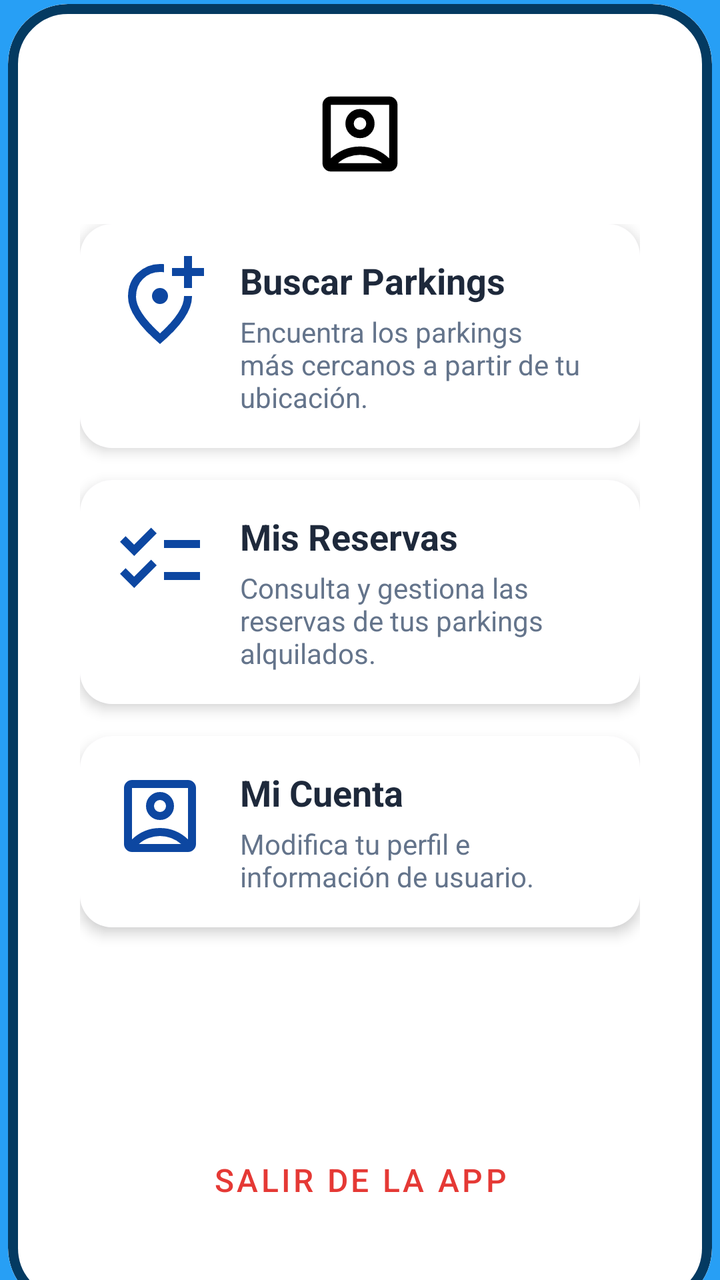
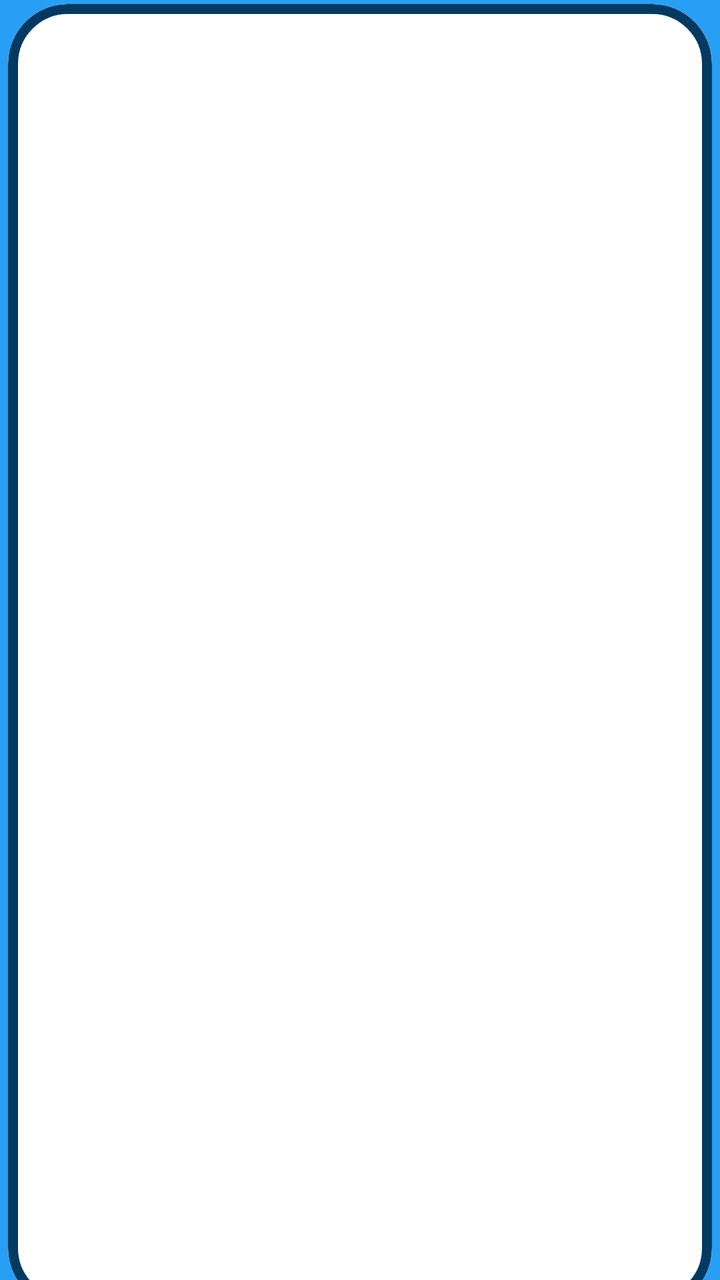

The first picture is an Android layout as it rendered before a commit; the second is the same layout after the commit. The layout source and the unified diff follow.
<!-- AndroidManifest.xml: application theme Theme.ParkPay -->
<!-- res/layout/activity_practicar_apis.xml -->
<?xml version="1.0" encoding="utf-8"?>
<androidx.constraintlayout.widget.ConstraintLayout xmlns:android="http://schemas.android.com/apk/res/android"
    xmlns:app="http://schemas.android.com/apk/res-auto"
    xmlns:tools="http://schemas.android.com/tools"
    android:id="@+id/main"
    android:layout_width="match_parent"
    android:layout_height="match_parent"
    tools:context=".Practicar_APIs"
    android:background="#279FF5">

    






























































    

















    









































    

    

































    <com.google.android.material.card.MaterialCardView
        style="@style/Widget.Material3.CardView.Outlined"
        android:layout_width="352dp"
        android:layout_height="652dp"
        android:layout_marginTop="15dp"

        app:cardBackgroundColor="@android:color/transparent"
        app:cardCornerRadius="30dp"
        app:layout_constraintBottom_toBottomOf="parent"
        app:layout_constraintEnd_toEndOf="parent"
        app:layout_constraintHorizontal_bias="0.491"
        app:layout_constraintStart_toStartOf="parent"
        app:layout_constraintTop_toTopOf="parent"
        app:layout_constraintVertical_bias="0.493"
        app:strokeColor="#043A61"
        app:strokeWidth="5dp"
        android:background="@color/white">

        <androidx.constraintlayout.widget.ConstraintLayout
            android:layout_width="match_parent"
            android:layout_height="match_parent"
            android:background="@color/white"
            android:padding="16dp">

            <ImageView
                android:id="@+id/ivLogoHeader"
                android:layout_width="120dp"
                android:layout_height="50dp"
                android:layout_marginTop="24dp"
                android:src="@drawable/icon_account"
                app:layout_constraintEnd_toEndOf="parent"
                app:layout_constraintStart_toStartOf="parent"
                app:layout_constraintTop_toTopOf="parent" />

            <ScrollView
                android:layout_width="match_parent"
                android:layout_height="0dp"
                app:layout_constraintBottom_toTopOf="@+id/btnSalir"
                app:layout_constraintTop_toBottomOf="@+id/ivLogoHeader"
                tools:layout_editor_absoluteX="16dp">

                <LinearLayout
                    android:layout_width="match_parent"
                    android:layout_height="wrap_content"
                    android:orientation="vertical"
                    android:padding="20dp">

                    <com.google.android.material.card.MaterialCardView
                        android:layout_width="match_parent"
                        android:layout_height="wrap_content"
                        android:layout_marginBottom="16dp"
                        app:cardCornerRadius="16dp"
                        app:cardElevation="4dp"
                        app:strokeWidth="0dp">

                        <LinearLayout
                            android:layout_width="match_parent"
                            android:layout_height="wrap_content"
                            android:background="#FFFFFF"
                            android:clickable="true"
                            android:focusable="true"
                            android:foreground="?attr/selectableItemBackground"
                            android:orientation="horizontal"
                            android:padding="16dp">

                            <ImageView
                                android:layout_width="48dp"
                                android:layout_height="48dp"
                                android:src="@drawable/icon_parking"
                                app:tint="#0D47A1" />

                            <LinearLayout
                                android:layout_width="match_parent"
                                android:layout_height="wrap_content"
                                android:layout_marginStart="16dp"
                                android:orientation="vertical">

                                <TextView
                                    android:layout_width="wrap_content"
                                    android:layout_height="wrap_content"
                                    android:text="Buscar Parkings"
                                    android:textColor="#1E293B"
                                    android:textSize="18sp"
                                    android:textStyle="bold" />

                                <TextView
                                    android:layout_width="wrap_content"
                                    android:layout_height="wrap_content"
                                    android:layout_marginTop="4dp"
                                    android:text="Encuentra los parkings más cercanos a partir de tu ubicación."
                                    android:textColor="#64748B"
                                    android:textSize="14sp" />
                            </LinearLayout>
                        </LinearLayout>
                    </com.google.android.material.card.MaterialCardView>

                    <com.google.android.material.card.MaterialCardView
                        android:layout_width="match_parent"
                        android:layout_height="wrap_content"
                        android:layout_marginBottom="16dp"
                        app:cardCornerRadius="16dp"
                        app:cardElevation="4dp"
                        app:strokeWidth="0dp">

                        <LinearLayout
                            android:layout_width="match_parent"
                            android:layout_height="wrap_content"
                            android:background="#FFFFFF"
                            android:clickable="true"
                            android:focusable="true"
                            android:foreground="?attr/selectableItemBackground"
                            android:orientation="horizontal"
                            android:padding="16dp">

                            <ImageView
                                android:layout_width="48dp"
                                android:layout_height="48dp"
                                android:src="@drawable/icon_reservas"
                                app:tint="#0D47A1" />

                            <LinearLayout
                                android:layout_width="match_parent"
                                android:layout_height="wrap_content"
                                android:layout_marginStart="16dp"
                                android:orientation="vertical">

                                <TextView
                                    android:layout_width="wrap_content"
                                    android:layout_height="wrap_content"
                                    android:text="Mis Reservas"
                                    android:textColor="#1E293B"
                                    android:textSize="18sp"
                                    android:textStyle="bold" />

                                <TextView
                                    android:layout_width="wrap_content"
                                    android:layout_height="wrap_content"
                                    android:layout_marginTop="4dp"
                                    android:text="Consulta y gestiona las reservas de tus parkings alquilados."
                                    android:textColor="#64748B"
                                    android:textSize="14sp" />
                            </LinearLayout>
                        </LinearLayout>
                    </com.google.android.material.card.MaterialCardView>

                    <com.google.android.material.card.MaterialCardView
                        android:layout_width="match_parent"
                        android:layout_height="wrap_content"
                        android:layout_marginBottom="16dp"
                        app:cardCornerRadius="16dp"
                        app:cardElevation="4dp"
                        app:strokeWidth="0dp">

                        <LinearLayout
                            android:layout_width="match_parent"
                            android:layout_height="wrap_content"
                            android:background="#FFFFFF"
                            android:clickable="true"
                            android:focusable="true"
                            android:foreground="?attr/selectableItemBackground"
                            android:orientation="horizontal"
                            android:padding="16dp">

                            <ImageView
                                android:layout_width="48dp"
                                android:layout_height="48dp"
                                android:src="@drawable/icon_account"
                                app:tint="#0D47A1" />

                            <LinearLayout
                                android:layout_width="match_parent"
                                android:layout_height="wrap_content"
                                android:layout_marginStart="16dp"
                                android:orientation="vertical">

                                <TextView
                                    android:layout_width="wrap_content"
                                    android:layout_height="wrap_content"
                                    android:text="Mi Cuenta"
                                    android:textColor="#1E293B"
                                    android:textSize="18sp"
                                    android:textStyle="bold" />

                                <TextView
                                    android:layout_width="wrap_content"
                                    android:layout_height="wrap_content"
                                    android:layout_marginTop="4dp"
                                    android:text="Modifica tu perfil e información de usuario."
                                    android:textColor="#64748B"
                                    android:textSize="14sp" />
                            </LinearLayout>
                        </LinearLayout>
                    </com.google.android.material.card.MaterialCardView>

                </LinearLayout>
            </ScrollView>

            <com.google.android.material.button.MaterialButton
                android:id="@+id/btnSalir"
                style="@style/Widget.MaterialComponents.Button.TextButton"
                android:layout_width="wrap_content"
                android:layout_height="wrap_content"
                android:layout_marginBottom="24dp"
                android:text="Salir de la App"
                android:textColor="#E53935"
                android:textSize="16sp"
                app:layout_constraintBottom_toBottomOf="parent"
                app:layout_constraintEnd_toEndOf="parent"
                app:layout_constraintStart_toStartOf="parent" />

        </androidx.constraintlayout.widget.ConstraintLayout>

    </com.google.android.material.card.MaterialCardView>



</androidx.constraintlayout.widget.ConstraintLayout>
<!-- resources referenced by this layout -->
<resources>
  <color name="white">#FFFFFFFF</color>
  <!-- drawable icon_account (drawable) -->
  <vector xmlns:android="http://schemas.android.com/apk/res/android" android:height="24dp" android:tint="#000000" android:viewportHeight="960" android:viewportWidth="960" android:width="24dp">
        
      <path android:fillColor="@android:color/white" android:pathData="M200,714Q254,661 325.5,630.5Q397,600 480,600Q563,600 634.5,630.5Q706,661 760,714L760,200Q760,200 760,200Q760,200 760,200L200,200Q200,200 200,200Q200,200 200,200L200,714ZM579,479Q620,438 620,380Q620,322 579,281Q538,240 480,240Q422,240 381,281Q340,322 340,380Q340,438 381,479Q422,520 480,520Q538,520 579,479ZM200,840Q167,840 143.5,816.5Q120,793 120,760L120,200Q120,167 143.5,143.5Q167,120 200,120L760,120Q793,120 816.5,143.5Q840,167 840,200L840,760Q840,793 816.5,816.5Q793,840 760,840L200,840ZM269,760L691,760Q691,760 691,760Q691,760 691,760Q647,721 591.5,700.5Q536,680 480,680Q424,680 367.5,700.5Q311,721 269,760Q269,760 269,760Q269,760 269,760ZM437.5,422.5Q420,405 420,380Q420,355 437.5,337.5Q455,320 480,320Q505,320 522.5,337.5Q540,355 540,380Q540,405 522.5,422.5Q505,440 480,440Q455,440 437.5,422.5ZM480,457L480,457Q480,457 480,457Q480,457 480,457L480,457Q480,457 480,457Q480,457 480,457L480,457Q480,457 480,457Q480,457 480,457Q480,457 480,457Q480,457 480,457Z"/>
      
  </vector>
  <!-- drawable icon_parking (drawable) -->
  <vector xmlns:android="http://schemas.android.com/apk/res/android" android:height="24dp" android:tint="#000000" android:viewportHeight="960" android:viewportWidth="960" android:width="24dp">
        
      <path android:fillColor="@android:color/white" android:pathData="M480,880Q319,743 239.5,625.5Q160,508 160,408Q160,258 256.5,169Q353,80 480,80Q490,80 500,80Q510,80 520,82L520,163Q510,161 500.5,160.5Q491,160 480,160Q379,160 309.5,229.5Q240,299 240,408Q240,479 299,570.5Q358,662 480,774Q602,662 661,570.5Q720,479 720,408Q720,406 720,404Q720,402 720,400L800,400Q800,402 800,404Q800,406 800,408Q800,508 720.5,625.5Q641,743 480,880ZM536.5,456.5Q560,433 560,400Q560,367 536.5,343.5Q513,320 480,320Q447,320 423.5,343.5Q400,367 400,400Q400,433 423.5,456.5Q447,480 480,480Q513,480 536.5,456.5ZM480,400Q480,400 480,400Q480,400 480,400Q480,400 480,400Q480,400 480,400Q480,400 480,400Q480,400 480,400L480,400L480,400L480,400L480,400Q480,400 480,400Q480,400 480,400Q480,400 480,400Q480,400 480,400ZM720,320L800,320L800,200L920,200L920,120L800,120L800,0L720,0L720,120L600,120L600,200L720,200L720,320Z"/>
      
  </vector>
  <!-- drawable icon_reservas (drawable) -->
  <vector xmlns:android="http://schemas.android.com/apk/res/android" android:height="24dp" android:tint="#000000" android:viewportHeight="960" android:viewportWidth="960" android:width="24dp">
        
      <path android:fillColor="@android:color/white" android:pathData="M222,760L80,618L136,562L221,647L391,477L447,534L222,760ZM222,440L80,298L136,242L221,327L391,157L447,214L222,440ZM520,680L520,600L880,600L880,680L520,680ZM520,360L520,280L880,280L880,360L520,360Z"/>
      
  </vector>
  <style name="Theme.ParkPay" parent="Base.Theme.ParkPay" />
  <style name="Base.Theme.ParkPay" parent="Theme.Material3.DayNight.NoActionBar">
          
          
      </style>
</resources>

<!-- the commit's change to res/layout/activity_practicar_apis.xml (unified diff, before → after) -->
@@ -2,170 +2,12 @@
 <androidx.constraintlayout.widget.ConstraintLayout xmlns:android="http://schemas.android.com/apk/res/android"
     xmlns:app="http://schemas.android.com/apk/res-auto"
     xmlns:tools="http://schemas.android.com/tools"
+    xmlns:tools2="http://tools.android.com/tools"
     android:id="@+id/main"
     android:layout_width="match_parent"
     android:layout_height="match_parent"
     tools:context=".Practicar_APIs"
     android:background="#279FF5">
-
-    
-
-
-
-
-
-
-
-
-
-
-
-
-
-
-
-
-
-
-
-
-
-
-
-
-
-
-
-
-
-
-
-
-
-
-
-
-
-
-
-
-
-
-
-
-
-
-
-
-
-
-
-
-
-
-
-
-
-
-
-
-
-
-    
-
-
-
-
-
-
-
-
-
-
-
-
-
-
-
-
-
-    
-
-
-
-
-
-
-
-
-
-
-
-
-
-
-
-
-
-
-
-
-
-
-
-
-
-
-
-
-
-
-
-
-
-
-
-
-
-
-
-
-
-    
-
-    
-
-
-
-
-
-
-
-
-
-
-
-
-
-
-
-
-
-
-
-
-
-
-
-
-
-
-
-
-
-
-
-
 
     <com.google.android.material.card.MaterialCardView
         style="@style/Widget.Material3.CardView.Outlined"
@@ -191,193 +33,9 @@
             android:background="@color/white"
             android:padding="16dp">
 
-            <ImageView
-                android:id="@+id/ivLogoHeader"
-                android:layout_width="120dp"
-                android:layout_height="50dp"
-                android:layout_marginTop="24dp"
-                android:src="@drawable/icon_account"
-                app:layout_constraintEnd_toEndOf="parent"
-                app:layout_constraintStart_toStartOf="parent"
-                app:layout_constraintTop_toTopOf="parent" />
-
-            <ScrollView
-                android:layout_width="match_parent"
-                android:layout_height="0dp"
-                app:layout_constraintBottom_toTopOf="@+id/btnSalir"
-                app:layout_constraintTop_toBottomOf="@+id/ivLogoHeader"
-                tools:layout_editor_absoluteX="16dp">
-
-                <LinearLayout
-                    android:layout_width="match_parent"
-                    android:layout_height="wrap_content"
-                    android:orientation="vertical"
-                    android:padding="20dp">
-
-                    <com.google.android.material.card.MaterialCardView
-                        android:layout_width="match_parent"
-                        android:layout_height="wrap_content"
-                        android:layout_marginBottom="16dp"
-                        app:cardCornerRadius="16dp"
-                        app:cardElevation="4dp"
-                        app:strokeWidth="0dp">
-
-                        <LinearLayout
-                            android:layout_width="match_parent"
-                            android:layout_height="wrap_content"
-                            android:background="#FFFFFF"
-                            android:clickable="true"
-                            android:focusable="true"
-                            android:foreground="?attr/selectableItemBackground"
-                            android:orientation="horizontal"
-                            android:padding="16dp">
-
-                            <ImageView
-                                android:layout_width="48dp"
-                                android:layout_height="48dp"
-                                android:src="@drawable/icon_parking"
-                                app:tint="#0D47A1" />
-
-                            <LinearLayout
-                                android:layout_width="match_parent"
-                                android:layout_height="wrap_content"
-                                android:layout_marginStart="16dp"
-                                android:orientation="vertical">
-
-                                <TextView
-                                    android:layout_width="wrap_content"
-                                    android:layout_height="wrap_content"
-                                    android:text="Buscar Parkings"
-                                    android:textColor="#1E293B"
-                                    android:textSize="18sp"
-                                    android:textStyle="bold" />
-
-                                <TextView
-                                    android:layout_width="wrap_content"
-                                    android:layout_height="wrap_content"
-                                    android:layout_marginTop="4dp"
-                                    android:text="Encuentra los parkings más cercanos a partir de tu ubicación."
-                                    android:textColor="#64748B"
-                                    android:textSize="14sp" />
-                            </LinearLayout>
-                        </LinearLayout>
-                    </com.google.android.material.card.MaterialCardView>
-
-                    <com.google.android.material.card.MaterialCardView
-                        android:layout_width="match_parent"
-                        android:layout_height="wrap_content"
-                        android:layout_marginBottom="16dp"
-                        app:cardCornerRadius="16dp"
-                        app:cardElevation="4dp"
-                        app:strokeWidth="0dp">
-
-                        <LinearLayout
-                            android:layout_width="match_parent"
-                            android:layout_height="wrap_content"
-                            android:background="#FFFFFF"
-                            android:clickable="true"
-                            android:focusable="true"
-                            android:foreground="?attr/selectableItemBackground"
-                            android:orientation="horizontal"
-                            android:padding="16dp">
-
-                            <ImageView
-                                android:layout_width="48dp"
-                                android:layout_height="48dp"
-                                android:src="@drawable/icon_reservas"
-                                app:tint="#0D47A1" />
-
-                            <LinearLayout
-                                android:layout_width="match_parent"
-                                android:layout_height="wrap_content"
-                                android:layout_marginStart="16dp"
-                                android:orientation="vertical">
-
-                                <TextView
-                                    android:layout_width="wrap_content"
-                                    android:layout_height="wrap_content"
-                                    android:text="Mis Reservas"
-                                    android:textColor="#1E293B"
-                                    android:textSize="18sp"
-                                    android:textStyle="bold" />
-
-                                <TextView
-                                    android:layout_width="wrap_content"
-                                    android:layout_height="wrap_content"
-                                    android:layout_marginTop="4dp"
-                                    android:text="Consulta y gestiona las reservas de tus parkings alquilados."
-                                    android:textColor="#64748B"
-                                    android:textSize="14sp" />
-                            </LinearLayout>
-                        </LinearLayout>
-                    </com.google.android.material.card.MaterialCardView>
-
-                    <com.google.android.material.card.MaterialCardView
-                        android:layout_width="match_parent"
-                        android:layout_height="wrap_content"
-                        android:layout_marginBottom="16dp"
-                        app:cardCornerRadius="16dp"
-                        app:cardElevation="4dp"
-                        app:strokeWidth="0dp">
-
-                        <LinearLayout
-                            android:layout_width="match_parent"
-                            android:layout_height="wrap_content"
-                            android:background="#FFFFFF"
-                            android:clickable="true"
-                            android:focusable="true"
-                            android:foreground="?attr/selectableItemBackground"
-                            android:orientation="horizontal"
-                            android:padding="16dp">
-
-                            <ImageView
-                                android:layout_width="48dp"
-                                android:layout_height="48dp"
-                                android:src="@drawable/icon_account"
-                                app:tint="#0D47A1" />
-
-                            <LinearLayout
-                                android:layout_width="match_parent"
-                                android:layout_height="wrap_content"
-                                android:layout_marginStart="16dp"
-                                android:orientation="vertical">
-
-                                <TextView
-                                    android:layout_width="wrap_content"
-                                    android:layout_height="wrap_content"
-                                    android:text="Mi Cuenta"
-                                    android:textColor="#1E293B"
-                                    android:textSize="18sp"
-                                    android:textStyle="bold" />
-
-                                <TextView
-                                    android:layout_width="wrap_content"
-                                    android:layout_height="wrap_content"
-                                    android:layout_marginTop="4dp"
-                                    android:text="Modifica tu perfil e información de usuario."
-                                    android:textColor="#64748B"
-                                    android:textSize="14sp" />
-                            </LinearLayout>
-                        </LinearLayout>
-                    </com.google.android.material.card.MaterialCardView>
-
-                </LinearLayout>
-            </ScrollView>
-
-            <com.google.android.material.button.MaterialButton
-                android:id="@+id/btnSalir"
-                style="@style/Widget.MaterialComponents.Button.TextButton"
-                android:layout_width="wrap_content"
-                android:layout_height="wrap_content"
-                android:layout_marginBottom="24dp"
-                android:text="Salir de la App"
-                android:textColor="#E53935"
-                android:textSize="16sp"
-                app:layout_constraintBottom_toBottomOf="parent"
-                app:layout_constraintEnd_toEndOf="parent"
-                app:layout_constraintStart_toStartOf="parent" />
 
         </androidx.constraintlayout.widget.ConstraintLayout>
+
 
     </com.google.android.material.card.MaterialCardView>
 
<!-- resource entries referenced after the edit -->
@@ -1,24 +1,6 @@
 <!-- resources referenced by this layout -->
 <resources>
   <color name="white">#FFFFFFFF</color>
-  <!-- drawable icon_account (drawable) -->
-  <vector xmlns:android="http://schemas.android.com/apk/res/android" android:height="24dp" android:tint="#000000" android:viewportHeight="960" android:viewportWidth="960" android:width="24dp">
-        
-      <path android:fillColor="@android:color/white" android:pathData="M200,714Q254,661 325.5,630.5Q397,600 480,600Q563,600 634.5,630.5Q706,661 760,714L760,200Q760,200 760,200Q760,200 760,200L200,200Q200,200 200,200Q200,200 200,200L200,714ZM579,479Q620,438 620,380Q620,322 579,281Q538,240 480,240Q422,240 381,281Q340,322 340,380Q340,438 381,479Q422,520 480,520Q538,520 579,479ZM200,840Q167,840 143.5,816.5Q120,793 120,760L120,200Q120,167 143.5,143.5Q167,120 200,120L760,120Q793,120 816.5,143.5Q840,167 840,200L840,760Q840,793 816.5,816.5Q793,840 760,840L200,840ZM269,760L691,760Q691,760 691,760Q691,760 691,760Q647,721 591.5,700.5Q536,680 480,680Q424,680 367.5,700.5Q311,721 269,760Q269,760 269,760Q269,760 269,760ZM437.5,422.5Q420,405 420,380Q420,355 437.5,337.5Q455,320 480,320Q505,320 522.5,337.5Q540,355 540,380Q540,405 522.5,422.5Q505,440 480,440Q455,440 437.5,422.5ZM480,457L480,457Q480,457 480,457Q480,457 480,457L480,457Q480,457 480,457Q480,457 480,457L480,457Q480,457 480,457Q480,457 480,457Q480,457 480,457Q480,457 480,457Z"/>
-      
-  </vector>
-  <!-- drawable icon_parking (drawable) -->
-  <vector xmlns:android="http://schemas.android.com/apk/res/android" android:height="24dp" android:tint="#000000" android:viewportHeight="960" android:viewportWidth="960" android:width="24dp">
-        
-      <path android:fillColor="@android:color/white" android:pathData="M480,880Q319,743 239.5,625.5Q160,508 160,408Q160,258 256.5,169Q353,80 480,80Q490,80 500,80Q510,80 520,82L520,163Q510,161 500.5,160.5Q491,160 480,160Q379,160 309.5,229.5Q240,299 240,408Q240,479 299,570.5Q358,662 480,774Q602,662 661,570.5Q720,479 720,408Q720,406 720,404Q720,402 720,400L800,400Q800,402 800,404Q800,406 800,408Q800,508 720.5,625.5Q641,743 480,880ZM536.5,456.5Q560,433 560,400Q560,367 536.5,343.5Q513,320 480,320Q447,320 423.5,343.5Q400,367 400,400Q400,433 423.5,456.5Q447,480 480,480Q513,480 536.5,456.5ZM480,400Q480,400 480,400Q480,400 480,400Q480,400 480,400Q480,400 480,400Q480,400 480,400Q480,400 480,400L480,400L480,400L480,400L480,400Q480,400 480,400Q480,400 480,400Q480,400 480,400Q480,400 480,400ZM720,320L800,320L800,200L920,200L920,120L800,120L800,0L720,0L720,120L600,120L600,200L720,200L720,320Z"/>
-      
-  </vector>
-  <!-- drawable icon_reservas (drawable) -->
-  <vector xmlns:android="http://schemas.android.com/apk/res/android" android:height="24dp" android:tint="#000000" android:viewportHeight="960" android:viewportWidth="960" android:width="24dp">
-        
-      <path android:fillColor="@android:color/white" android:pathData="M222,760L80,618L136,562L221,647L391,477L447,534L222,760ZM222,440L80,298L136,242L221,327L391,157L447,214L222,440ZM520,680L520,600L880,600L880,680L520,680ZM520,360L520,280L880,280L880,360L520,360Z"/>
-      
-  </vector>
   <style name="Theme.ParkPay" parent="Base.Theme.ParkPay" />
   <style name="Base.Theme.ParkPay" parent="Theme.Material3.DayNight.NoActionBar">
           
